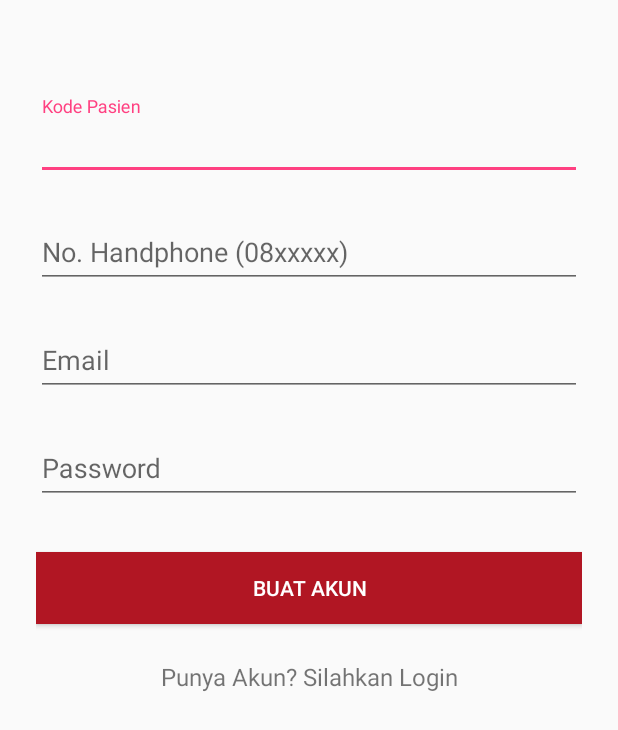
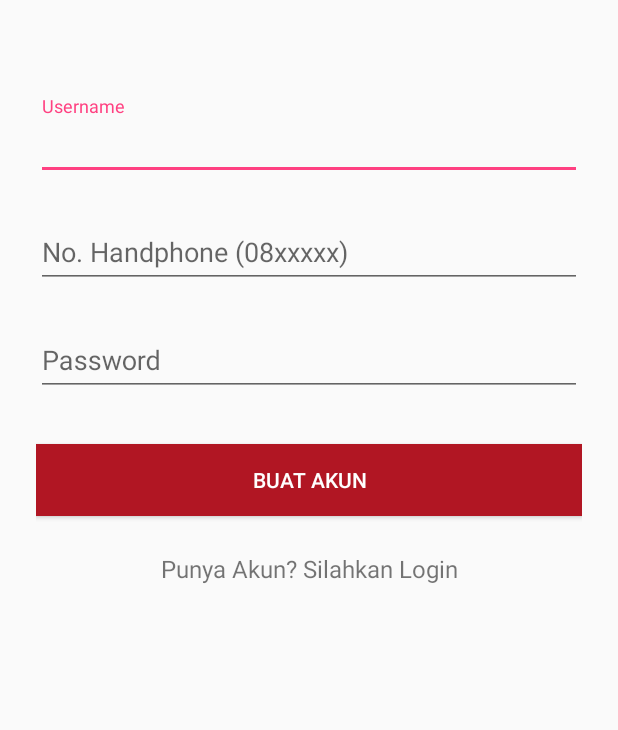
Before and after one commit to randimaizul/ehr, an Android app: the RegisterActivity screen opened directly, with no data from a screen before it, after a tap on "BUAT AKUN", on a phone screen of 412 x 824 dp. Shown: the top 730 px of the screen. Run offline under Robolectric (Android 15) with nearby library versions, the phone set to English and light mode, and no system bars; our stand-ins replace Volley; network calls fail.

Commit message:
regis dan login

```diff
--- a/android/AntrianRS/app/src/main/java/com/example/dimsu/antrianrs/RegisterActivity.java
+++ b/android/AntrianRS/app/src/main/java/com/example/dimsu/antrianrs/RegisterActivity.java
@@ -35,7 +35,7 @@ public class RegisterActivity extends AppCompatActivity {
 
         final EditText txtKoPas = (EditText) findViewById(R.id.txtKoPas);
         final EditText txtPhone = (EditText) findViewById(R.id.txtPhone);
-        final EditText txtEmail = (EditText) findViewById(R.id.txtEmail);
+        //final EditText txtEmail = (EditText) findViewById(R.id.txtEmail);
         final EditText txtPassword = (EditText) findViewById(R.id.txtPassword);
 
         final Button btnRegister = (Button) findViewById(R.id.btnRegister);
@@ -52,9 +52,9 @@ public class RegisterActivity extends AppCompatActivity {
         btnRegister.setOnClickListener(new View.OnClickListener() {
             @Override
             public void onClick(View v) {
-                final String kode_pasien = txtKoPas.getText().toString();
+                final String username = txtKoPas.getText().toString();
                 final String no_telepon = txtPhone.getText().toString();
-                final String email= txtEmail.getText().toString();
+                //final String email= txtEmail.getText().toString();
                 final String password = txtPassword.getText().toString();
 
 
@@ -89,7 +89,7 @@ public class RegisterActivity extends AppCompatActivity {
                     }
                 };
 
-                RegisterRequest registerRequest = new RegisterRequest(kode_pasien, no_telepon, email, password, responseListener);
+                RegisterRequest registerRequest = new RegisterRequest(username, no_telepon, password, responseListener);
                 RequestQueue queue = Volley.newRequestQueue(RegisterActivity.this);
                 queue.add(registerRequest);
             }
--- a/android/AntrianRS/app/src/main/java/com/example/dimsu/antrianrs/RegisterRequest.java
+++ b/android/AntrianRS/app/src/main/java/com/example/dimsu/antrianrs/RegisterRequest.java
@@ -15,15 +15,16 @@ import java.util.Map;
 public class RegisterRequest extends StringRequest{
 
     //private static final String REGISTER_REQUEST_URL = "http://192.168.1.39:8080/rs/regis.php";
-    private static final String REGISTER_REQUEST_URL = "http://www.antrianrs.esy.es/regiss.php";
+    //private static final String REGISTER_REQUEST_URL = "http://www.antrianrs.esy.es/regiss.php";
+    private static final String REGISTER_REQUEST_URL = "http://172.20.35.49:8080/ehr/regis.php";
     private Map<String, String> params;
 
-    public RegisterRequest(String kode_pasien, String no_telepon, String email, String password, Response.Listener<String> listener){
+    public RegisterRequest(String username, String no_telepon, String password, Response.Listener<String> listener){
         super(Method.POST,REGISTER_REQUEST_URL, listener, null);
         params = new HashMap<>();
-        params.put("kode_pasien", kode_pasien);
+        params.put("username", username);
         params.put("no_telepon", no_telepon);
-        params.put("email", email);
+        //params.put("email", email);
         params.put("password", password);
     }
 
--- a/android/AntrianRS/app/src/main/res/layout/activity_login.xml
+++ b/android/AntrianRS/app/src/main/res/layout/activity_login.xml
@@ -35,7 +35,7 @@
                 android:layout_width="match_parent"
                 android:layout_height="wrap_content"
                 android:inputType="textPersonName"
-                android:hint="Kode Pasien"/>
+                android:hint="Username"/>
         </android.support.design.widget.TextInputLayout>
 
         <!-- Password Label -->
--- a/android/AntrianRS/app/src/main/res/layout/activity_register.xml
+++ b/android/AntrianRS/app/src/main/res/layout/activity_register.xml
@@ -23,7 +23,7 @@
                 android:layout_width="match_parent"
                 android:layout_height="wrap_content"
                 android:inputType="textPersonName"
-                android:hint="Kode Pasien" />
+                android:hint="Username" />
         </android.support.design.widget.TextInputLayout>
 
         <!--  Nomor Handphone Label -->
@@ -41,7 +41,7 @@
         </android.support.design.widget.TextInputLayout>
 
         <!-- Email Label -->
-        <android.support.design.widget.TextInputLayout
+        <!-- <android.support.design.widget.TextInputLayout
             android:layout_width="match_parent"
             android:layout_height="wrap_content"
             android:layout_marginTop="8dp"
@@ -51,7 +51,7 @@
                 android:layout_height="wrap_content"
                 android:inputType="textEmailAddress"
                 android:hint="Email" />
-        </android.support.design.widget.TextInputLayout>
+        </android.support.design.widget.TextInputLayout> -->
 
 
         <!-- Password Label -->
```
Also changed, not shown: android/AntrianRS/app/src/main/java/com/example/dimsu/antrianrs/LoginActivity.java (+7 -6 lines), android/AntrianRS/app/src/main/java/com/example/dimsu/antrianrs/LoginRequest.java (+6 -3 lines).
